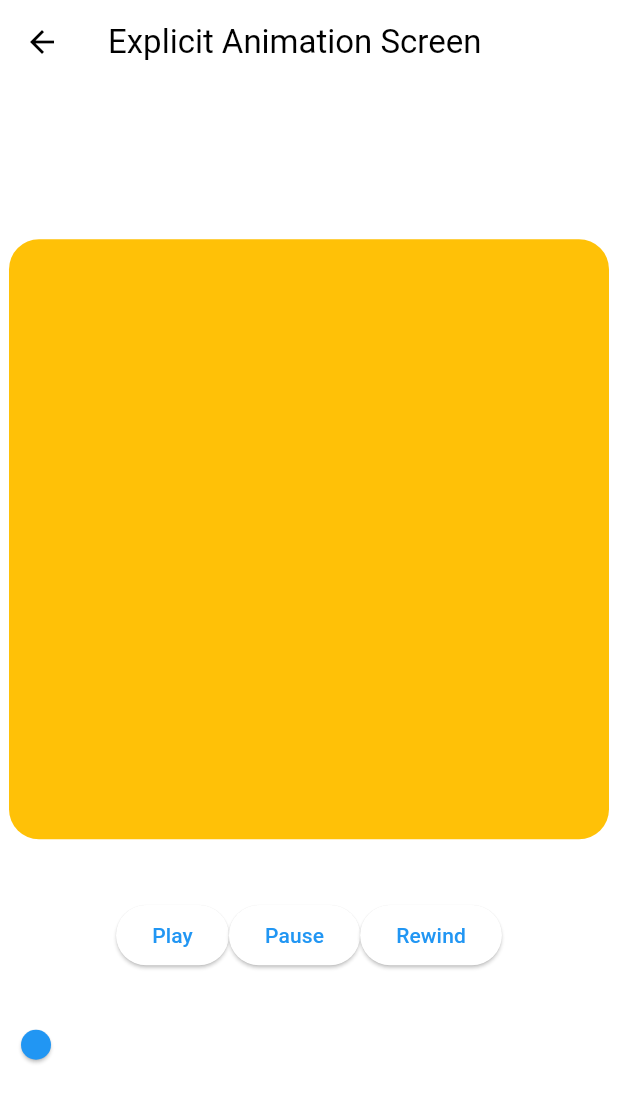
After one commit to sigirace/flutter_animation, a Flutter app: the screen it shows after launch, after a tap on "Explicit Animations", on a phone screen of 412 x 824 dp. The commit adds this screen. Shown: the top 1103 px of the screen. Run offline on Flutter 3.47's test engine with Material 3 defaults, Android fonts, the light colour scheme and no system bars.

Commit message:
feat: Explicit Animation

```diff
--- /dev/null
+++ b/lib/screens/explicit_animations_screen.dart
@@ -0,0 +1,136 @@
+import 'package:flutter/material.dart';
+
+class ExplicitAnimationsScreen extends StatefulWidget {
+  const ExplicitAnimationsScreen({super.key});
+
+  @override
+  State<ExplicitAnimationsScreen> createState() =>
+      _ExplicitAnimationsScreenState();
+}
+
+class _ExplicitAnimationsScreenState extends State<ExplicitAnimationsScreen>
+    with SingleTickerProviderStateMixin {
+  late final AnimationController _animationController = AnimationController(
+    duration: const Duration(seconds: 3),
+    vsync: this,
+  )
+    ..addListener(() {
+      _value.value = _animationController.value;
+    })
+    ..addStatusListener((status) {
+      print(status);
+    });
+
+  late final CurvedAnimation _curved = CurvedAnimation(
+    parent: _animationController,
+    curve: Curves.elasticInOut,
+    reverseCurve: Curves.bounceOut,
+  );
+
+  late final Animation<Decoration> _decoration = DecorationTween(
+          begin: BoxDecoration(
+              color: Colors.amber, borderRadius: BorderRadius.circular(20)),
+          end: BoxDecoration(
+              color: Colors.red, borderRadius: BorderRadius.circular(200)))
+      .animate(_curved);
+
+  late final Animation<double> _rotation = Tween(
+    begin: 0.0,
+    end: 1.0,
+  ).animate(_curved);
+
+  late final Animation<double> _scale = Tween(
+    begin: 1.0,
+    end: 0.8,
+  ).animate(_curved);
+
+  void _play() {
+    _animationController.forward();
+  }
+
+  void _pause() {
+    _animationController.stop();
+  }
+
+  void _rewind() {
+    _animationController.reverse();
+  }
+
+  @override
+  void initState() {
+    super.initState();
+  }
+
+  @override
+  void dispose() {
+    _animationController.dispose();
+    super.dispose();
+  }
+
+  final ValueNotifier<double> _value = ValueNotifier(0.0);
+
+  void _onChanged(double value) {
+    _animationController.value = value;
+  }
+
+  @override
+  Widget build(BuildContext context) {
+    return Scaffold(
+      appBar: AppBar(
+        title: const Text('Explicit Animation Screen'),
+      ),
+      body: Center(
+        child: Column(
+          mainAxisAlignment: MainAxisAlignment.center,
+          children: [
+            ScaleTransition(
+              scale: _scale,
+              child: RotationTransition(
+                turns: _rotation,
+                child: DecoratedBoxTransition(
+                  decoration: _decoration,
+                  child: const SizedBox(
+                    height: 400,
+                    width: 400,
+                  ),
+                ),
+              ),
+            ),
+            const SizedBox(
+              height: 40,
+            ),
+            Row(
+              mainAxisAlignment: MainAxisAlignment.center,
+              children: [
+                ElevatedButton(
+                  onPressed: _play,
+                  child: const Text("Play"),
+                ),
+                ElevatedButton(
+                  onPressed: _pause,
+                  child: const Text("Pause"),
+                ),
+                ElevatedButton(
+                  onPressed: _rewind,
+                  child: const Text("Rewind"),
+                ),
+              ],
+            ),
+            const SizedBox(
+              height: 25,
+            ),
+            ValueListenableBuilder(
+              valueListenable: _value,
+              builder: (context, value, child) {
+                return Slider(
+                  value: _value.value,
+                  onChanged: _onChanged,
+                );
+              },
+            ),
+          ],
+        ),
+      ),
+    );
+  }
+}
--- a/lib/screens/implicit_animations_screen.dart
+++ b/lib/screens/implicit_animations_screen.dart
@@ -19,8 +19,6 @@ class _ImplicitAnimationsScreenState extends State<ImplicitAnimationsScreen> {
 
   @override
   Widget build(BuildContext context) {
-    final size = MediaQuery.of(context).size;
-
     return Scaffold(
       appBar: AppBar(
         title: const Text("Implict Animations"),
--- a/lib/screens/menu_screen.dart
+++ b/lib/screens/menu_screen.dart
@@ -1,4 +1,5 @@
 import 'package:flutter/material.dart';
+import 'package:flutter_animations_masterclass/screens/explicit_animations_screen.dart';
 import 'package:flutter_animations_masterclass/screens/implicit_animations_screen.dart';
 
 class MenuScreen extends StatelessWidget {
@@ -9,7 +10,7 @@ class MenuScreen extends StatelessWidget {
       context,
       MaterialPageRoute(
         builder: (context) {
-          return const ImplicitAnimationsScreen();
+          return screen;
         },
       ),
     );
@@ -31,6 +32,13 @@ class MenuScreen extends StatelessWidget {
               ),
               child: const Text('Implicit Animations'),
             ),
+            ElevatedButton(
+              onPressed: () => _goToPage(
+                context,
+                const ExplicitAnimationsScreen(),
+              ),
+              child: const Text('Explicit Animations'),
+            ),
           ],
         ),
       ),
```
